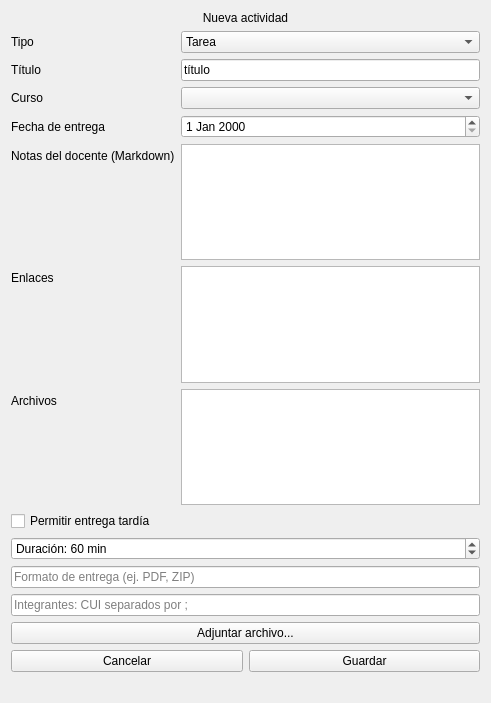
Arg128/Tec-Obj-Lab9, file views/actividad_form.ui: the form before one commit.
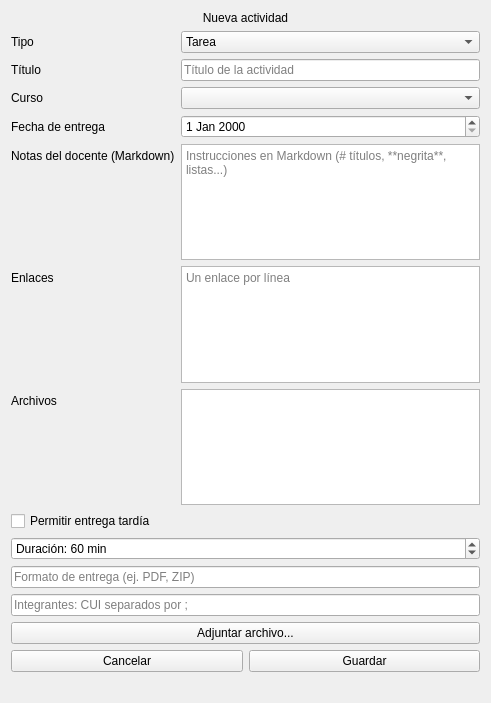
The form after the commit.

Commit message: Base SQLite visible en data/ y detalle con Markdown al elegir un curso

What changed in the file:
```diff
--- a/views/actividad_form.ui
+++ b/views/actividad_form.ui
@@ -61,8 +61,8 @@
      </item>
      <item row="1" column="1">
       <widget class="QLineEdit" name="lineEditTitulo">
-       <property name="text">
-        <string>título</string>
+       <property name="placeholderText">
+        <string>Título de la actividad</string>
        </property>
       </widget>
      </item>
@@ -94,7 +94,11 @@
       </widget>
      </item>
      <item row="4" column="1">
-      <widget class="QPlainTextEdit" name="plainTextNotas"/>
+      <widget class="QPlainTextEdit" name="plainTextNotas">
+       <property name="placeholderText">
+        <string>Instrucciones en Markdown (# títulos, **negrita**, listas...)</string>
+       </property>
+      </widget>
      </item>
      <item row="5" column="0">
       <widget class="QLabel" name="label_8">
@@ -104,7 +108,11 @@
       </widget>
      </item>
      <item row="5" column="1">
-      <widget class="QPlainTextEdit" name="plainTextEnlaces"/>
+      <widget class="QPlainTextEdit" name="plainTextEnlaces">
+       <property name="placeholderText">
+        <string>Un enlace por línea</string>
+       </property>
+      </widget>
      </item>
      <item row="6" column="0">
       <widget class="QLabel" name="label_9">
```
The commit also changes 12 other files.
